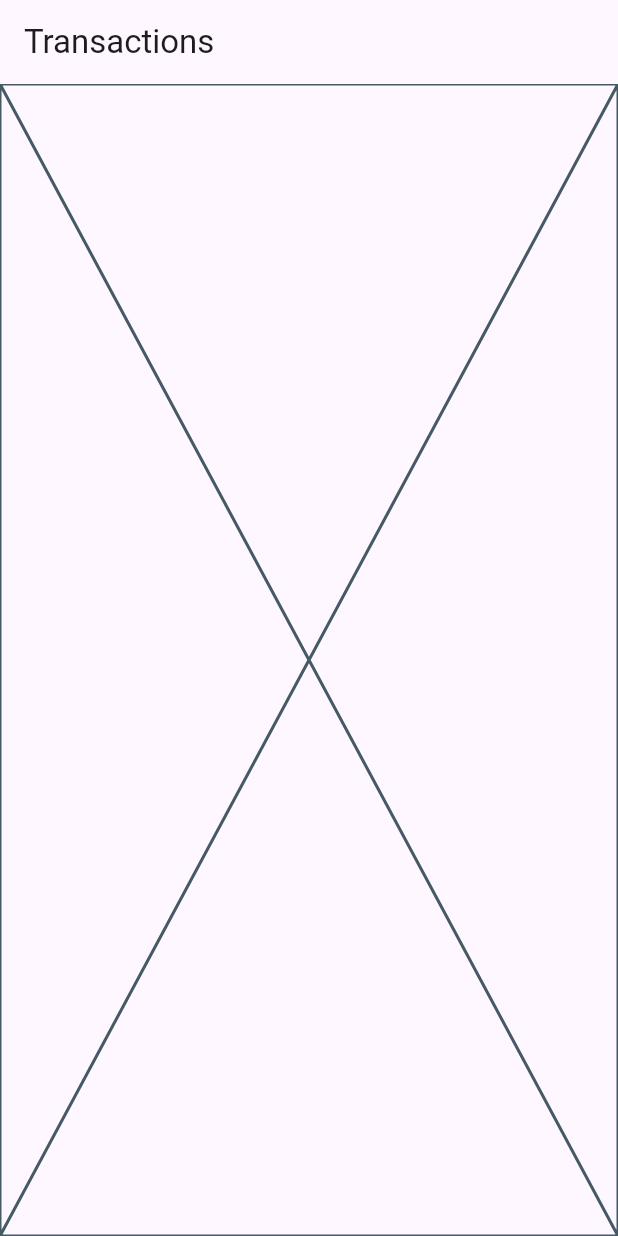
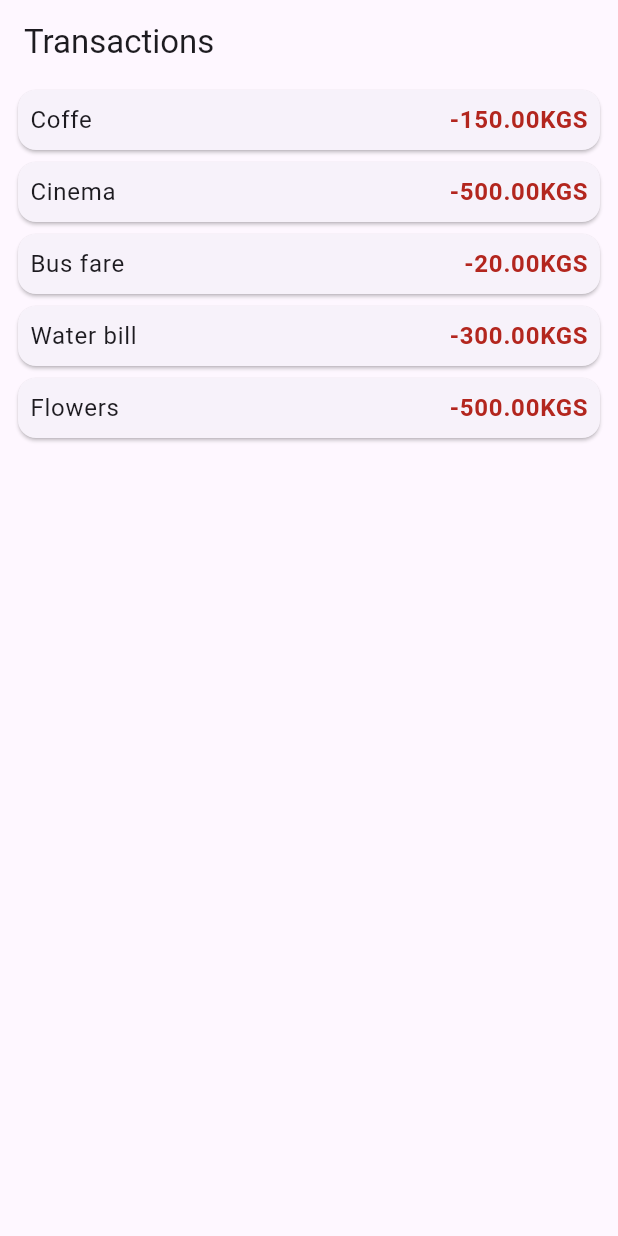
Before and after one commit to Flutter007/personal_finance, a Flutter app: the screen it shows after launch, on a phone screen of 412 x 824 dp. Run offline on Flutter 3.47's test engine with Material 3 defaults, Android fonts, the phone set to English and light mode, and no system bars.

Commit message:
Created a list of transactions

```diff
--- a/lib/cw26.dart
+++ b/lib/cw26.dart
@@ -1,3 +1,4 @@
+import 'package:cw26/models/transactions.dart';
 import 'package:cw26/screens/transactions_screen.dart';
 import 'package:flutter/material.dart';
 
@@ -9,13 +10,23 @@ class Cw26 extends StatefulWidget {
 }
 
 class _Cw26State extends State<Cw26> {
+  List<Transaction> transactions = [
+    Transaction(title: 'Coffe', amount: 150),
+    Transaction(title: 'Cinema', amount: 500),
+    Transaction(title: 'Bus fare', amount: 20),
+    Transaction(title: 'Water bill', amount: 300),
+    Transaction(title: 'Flowers', amount: 500),
+  ];
+
   @override
   Widget build(BuildContext context) {
     return Scaffold(
       appBar: AppBar(
         title: Text('Transactions'),
       ),
-      body: TransactionsScreen(),
+      body: TransactionsScreen(
+        transactions: transactions,
+      ),
     );
   }
 }
--- /dev/null
+++ b/lib/models/transactions.dart
@@ -0,0 +1,9 @@
+class Transaction {
+  final String title;
+  final double amount;
+
+  Transaction({required this.title, required this.amount});
+  String get formattedAmount {
+    return '-${amount.toStringAsFixed(2)}KGS';
+  }
+}
--- a/lib/screens/transactions_screen.dart
+++ b/lib/screens/transactions_screen.dart
@@ -1,10 +1,20 @@
+import 'package:cw26/models/transactions.dart';
+import 'package:cw26/widget/transaction_card.dart';
 import 'package:flutter/material.dart';
 
 class TransactionsScreen extends StatelessWidget {
-  const TransactionsScreen({super.key});
+  final List<Transaction> transactions;
+  const TransactionsScreen({super.key, required this.transactions});
 
   @override
   Widget build(BuildContext context) {
-    return const Placeholder();
+    return Padding(
+      padding: const EdgeInsets.symmetric(horizontal: 8),
+      child: Column(
+        children: transactions
+            .map((transaction) => TransactionCard(transaction: transaction))
+            .toList(),
+      ),
+    );
   }
 }
--- /dev/null
+++ b/lib/widget/transaction_card.dart
@@ -0,0 +1,34 @@
+import 'package:cw26/models/transactions.dart';
+import 'package:flutter/material.dart';
+
+class TransactionCard extends StatelessWidget {
+  final Transaction transaction;
+  const TransactionCard({super.key, required this.transaction});
+
+  @override
+  Widget build(BuildContext context) {
+    final theme = Theme.of(context);
+    final bodyLargeStyle = theme.textTheme.bodyLarge!;
+    return Card(
+      child: Padding(
+        padding: const EdgeInsets.all(8.0),
+        child: Row(
+          mainAxisAlignment: MainAxisAlignment.spaceBetween,
+          children: [
+            Text(
+              transaction.title,
+              style: bodyLargeStyle,
+            ),
+            Text(
+              transaction.formattedAmount,
+              style: bodyLargeStyle.copyWith(
+                fontWeight: FontWeight.bold,
+                color: theme.colorScheme.error,
+              ),
+            ),
+          ],
+        ),
+      ),
+    );
+  }
+}
```
